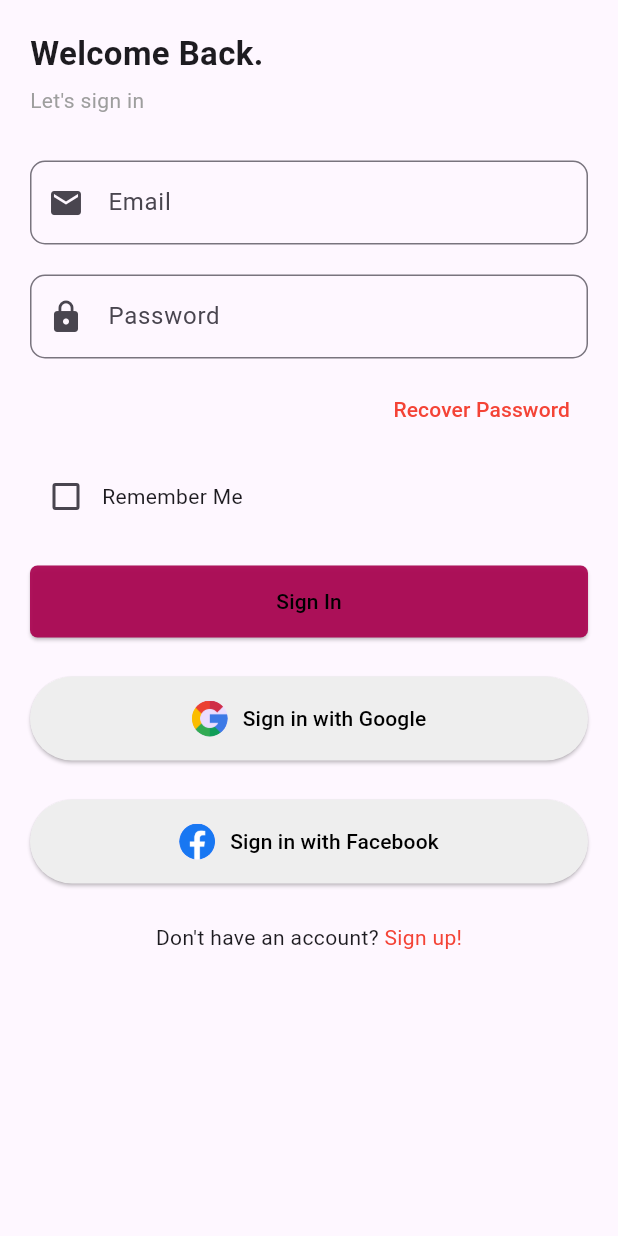
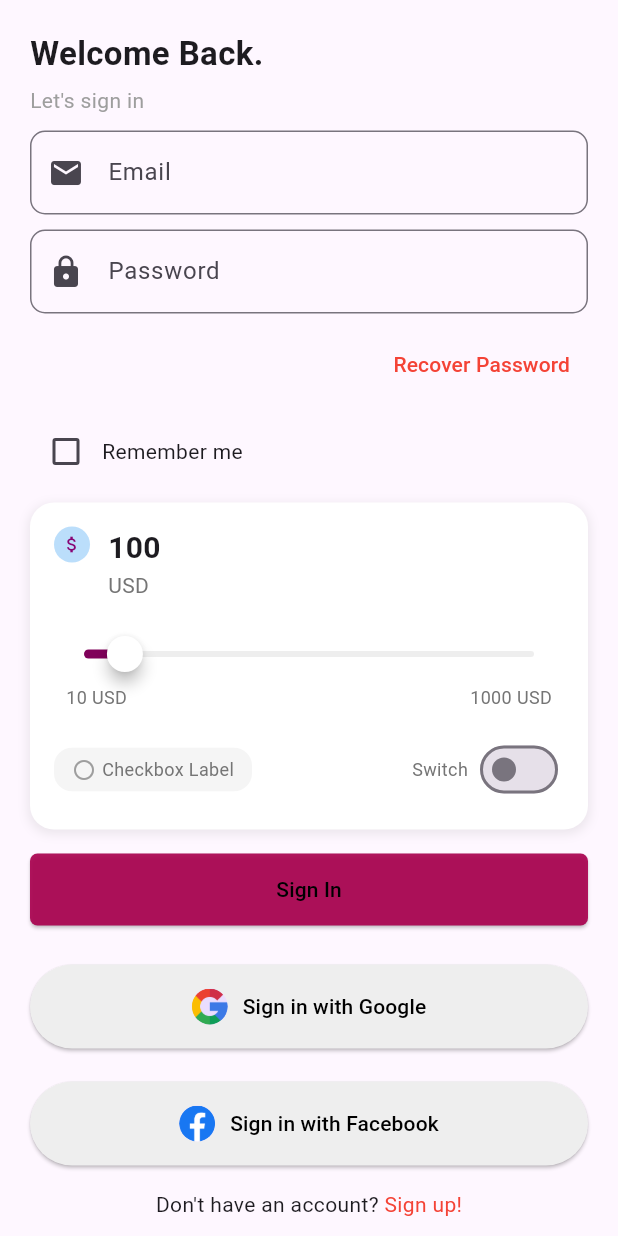
Before and after one commit to saraanafady/flutter-day2, a Flutter app: the SignInScreen screen opened directly, on a phone screen of 412 x 824 dp. Run offline on Flutter 3.47's test engine with Material 3 defaults, Android fonts, the phone set to English and light mode, and no system bars.

Commit message:
Update screen2.dart

```diff
--- a/lib/screen2.dart
+++ b/lib/screen2.dart
@@ -1,8 +1,9 @@
 import 'package:flutter/material.dart';
 import '../components/button.dart';
-import '../components/text_field.dart'; // This should be your updated CustomTextField
+import '../components/text_field.dart';
 import '../components/social_button.dart';
 import '../components/checkbox.dart';
+import '../components/paymen.dart';
 
 class SignInScreen extends StatelessWidget {
   const SignInScreen({super.key});
@@ -11,10 +12,11 @@ class SignInScreen extends StatelessWidget {
   Widget build(BuildContext context) {
     return Scaffold(
       body: SafeArea(
+        child: SingleChildScrollView(
           child: Padding(
             padding: const EdgeInsets.all(20),
             child: Column(
-            crossAxisAlignment: CrossAxisAlignment.start, // Make texts aligned left
+              crossAxisAlignment: CrossAxisAlignment.start,
               children: <Widget>[
                 const Text(
                   'Welcome Back.',
@@ -26,21 +28,21 @@ class SignInScreen extends StatelessWidget {
                   style: TextStyle(fontSize: 14, color: Colors.grey),
                 ),
 
-              const SizedBox(height: 30),
+                const SizedBox(height: 10),
 
                 // Email Text Field
                 CustomTextField(
                   hintText: 'Email',
-                icon: Icons.email, // <-- Pass email icon here
+                  icon: Icons.email,
                 ),
 
-              const SizedBox(height: 20),
+                const SizedBox(height: 10),
 
                 // Password Text Field
                 CustomTextField(
                   hintText: 'Password',
                   isPassword: true,
-                icon: Icons.lock, // <-- Pass lock icon here
+                  icon: Icons.lock,
                 ),
 
                 const SizedBox(height: 10),
@@ -59,9 +61,18 @@ class SignInScreen extends StatelessWidget {
                 const SizedBox(height: 10),
 
                 // Checkbox
-              const CheckboxWithLabel(label: 'Remember Me'),
+                const CheckboxWithLabel(label: 'Remember me'),
 
-              const SizedBox(height: 16),
+                const SizedBox(height: 10),
+
+                const PaymentCardWithSlider(
+                  initialAmount: 100,
+                  currency: 'USD',
+                  minAmount: 10,
+                  maxAmount: 1000,
+                ),
+
+                const SizedBox(height: 10),
 
                 // Sign In Button
                 CustomButton(
@@ -79,7 +90,7 @@ class SignInScreen extends StatelessWidget {
                   onPressed: () {},
                 ),
 
-              const SizedBox(height: 14),
+                const SizedBox(height: 10),
 
                 SocialButton(
                   text: 'Sign in with Facebook',
@@ -87,7 +98,7 @@ class SignInScreen extends StatelessWidget {
                   onPressed: () {},
                 ),
 
-              const SizedBox(height: 20),
+                const SizedBox(height: 10),
 
                 // Bottom Sign Up Text
                 Row(
@@ -107,6 +118,7 @@ class SignInScreen extends StatelessWidget {
             ),
           ),
         ),
+      ),
     );
   }
 }
```
Lines whose indentation alone changed are shown as unchanged.
